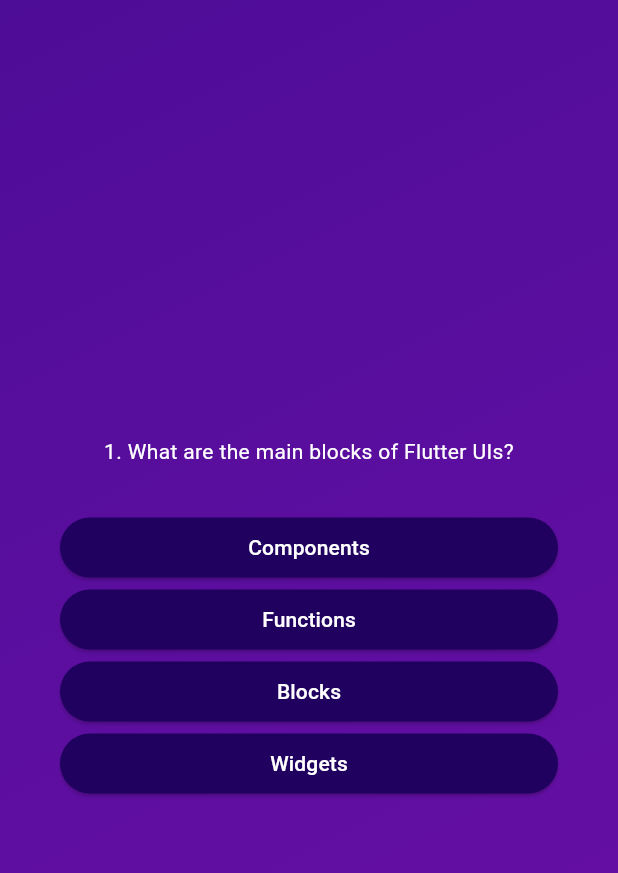
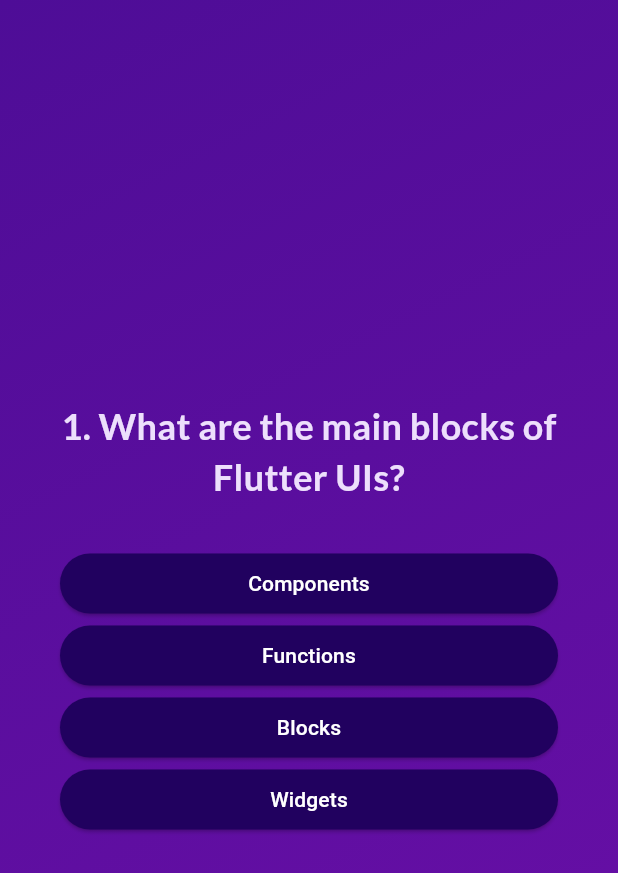
Before and after one commit to rahulshenoys1/quiz_app, a Flutter app: the screen it shows after launch, after a tap on "Start Quiz", on a phone screen of 412 x 824 dp. Shown: the top 873 px of the screen. Run offline on Flutter 3.47's test engine with Material 3 defaults, Android fonts, the phone set to English and light mode, and no system bars; our stand-ins replace google_fonts.

Commit message:
check it for yourself
tired of updating every single detail

```diff
--- a/lib/answer_button.dart
+++ b/lib/answer_button.dart
@@ -22,7 +22,10 @@ class AnswerButton extends StatelessWidget {
           borderRadius: BorderRadius.circular(40),
         ),
       ),
-      child: Text(answertext),
+      child: Text(
+        answertext,
+        textAlign: TextAlign.center,
+      ),
     );
   }
 }
--- a/lib/quesions_screen.dart
+++ b/lib/quesions_screen.dart
@@ -1,4 +1,5 @@
 import 'package:flutter/material.dart';
+import 'package:google_fonts/google_fonts.dart';
 import 'package:quiz_app/answer_button.dart';
 import 'package:quiz_app/data/questions.dart';
 
@@ -14,10 +15,15 @@ class QuesionsScreen extends StatefulWidget {
 class _QuestionsScreenState extends State<QuesionsScreen> {
   var currentQuestionIndex = 0;
 
+  void answerQuestion() {
+    setState(() {
+      currentQuestionIndex++;
+    });
+  }
 
   @override
   Widget build(context) {
-    final currentQuestion = questions[0];
+    final currentQuestion = questions[currentQuestionIndex];
 
     return SizedBox(
       width: double.infinity,
@@ -29,12 +35,19 @@ class _QuestionsScreenState extends State<QuesionsScreen> {
           children: [
             Text(
               currentQuestion.text,
-              style: const TextStyle(color: Colors.white),
+              style: GoogleFonts.lato(
+                color: const Color.fromARGB(255, 237, 223, 252),
+                fontSize: 24,
+                fontWeight: FontWeight.bold,
+              ),
               textAlign: TextAlign.center,
             ),
             const SizedBox(height: 30),
             ...currentQuestion.getShuffledAnswers().map((answer) {
-              return AnswerButton(answertext: answer, onTap: () {});
+              return AnswerButton(
+                answertext: answer,
+                onTap: answerQuestion,
+              );
             }),
           ],
         ),
--- a/lib/quiz.dart
+++ b/lib/quiz.dart
@@ -12,6 +12,7 @@ class Quiz extends StatefulWidget {
 }
 
 class _QuizState extends State<Quiz> {
+  List<String> selectedAnswers = [];
   var activeScreen = 'start-screen';
 
   void switchScreen() {
--- a/lib/start_screen.dart
+++ b/lib/start_screen.dart
@@ -1,4 +1,5 @@
 import 'package:flutter/material.dart';
+import 'package:google_fonts/google_fonts.dart';
 
 class StartScreen extends StatelessWidget {
   const StartScreen(this.startQuiz, {super.key});
@@ -17,10 +18,10 @@ class StartScreen extends StatelessWidget {
             color: const Color.fromARGB(155, 255, 255, 255),
           ),
           const SizedBox(height: 80),
-          const Text(
+          Text(
             'Learn Flutter the fun way!',
-            style: TextStyle(
-              color: Color.fromARGB(255, 237, 223, 252),
+            style: GoogleFonts.lato(
+              color: const Color.fromARGB(255, 237, 223, 252),
               fontSize: 24,
             ),
           ),
--- a/pubspec.yaml
+++ b/pubspec.yaml
@@ -35,6 +35,7 @@ dependencies:
   # The following adds the Cupertino Icons font to your application.
   # Use with the CupertinoIcons class for iOS style icons.
   cupertino_icons: ^1.0.2
+  google_fonts: ^6.1.0
 
 dev_dependencies:
   flutter_test:
```
Also changed, not shown: pubspec.lock, 1 other file.
